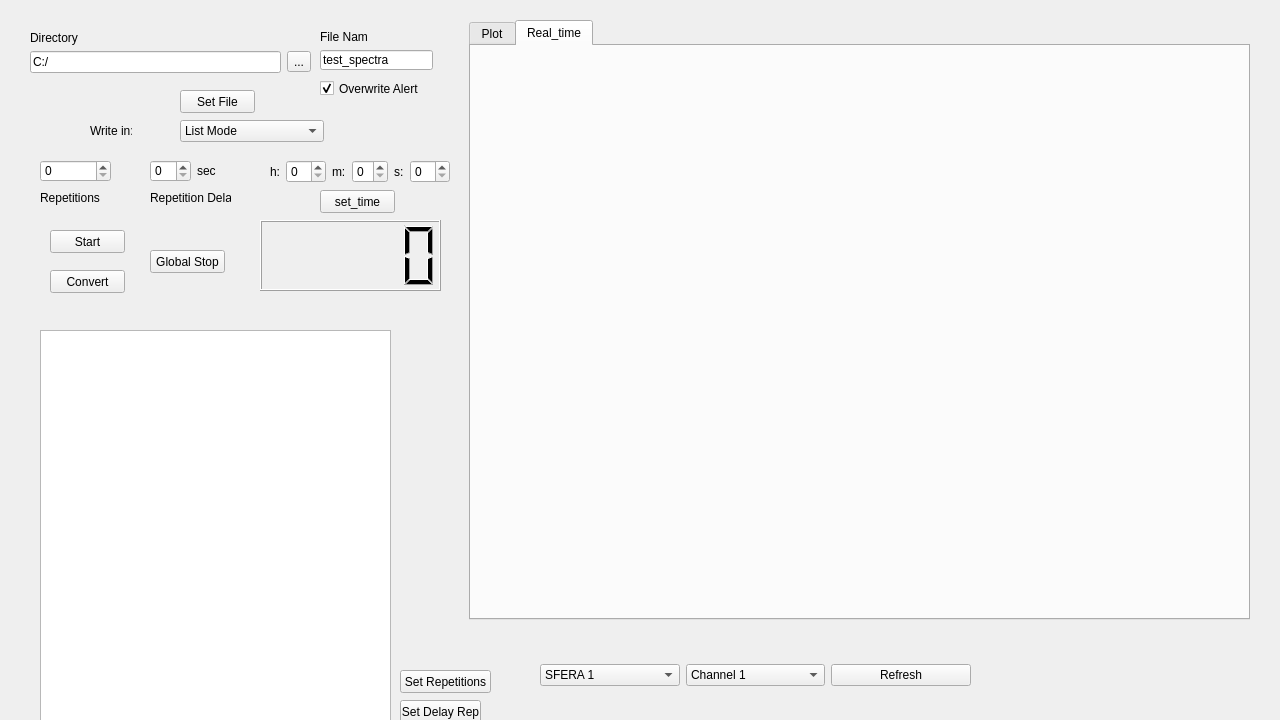
Qt form timed_spectra.ui (Pietro-King/Kerberos_GUI) before a commit.
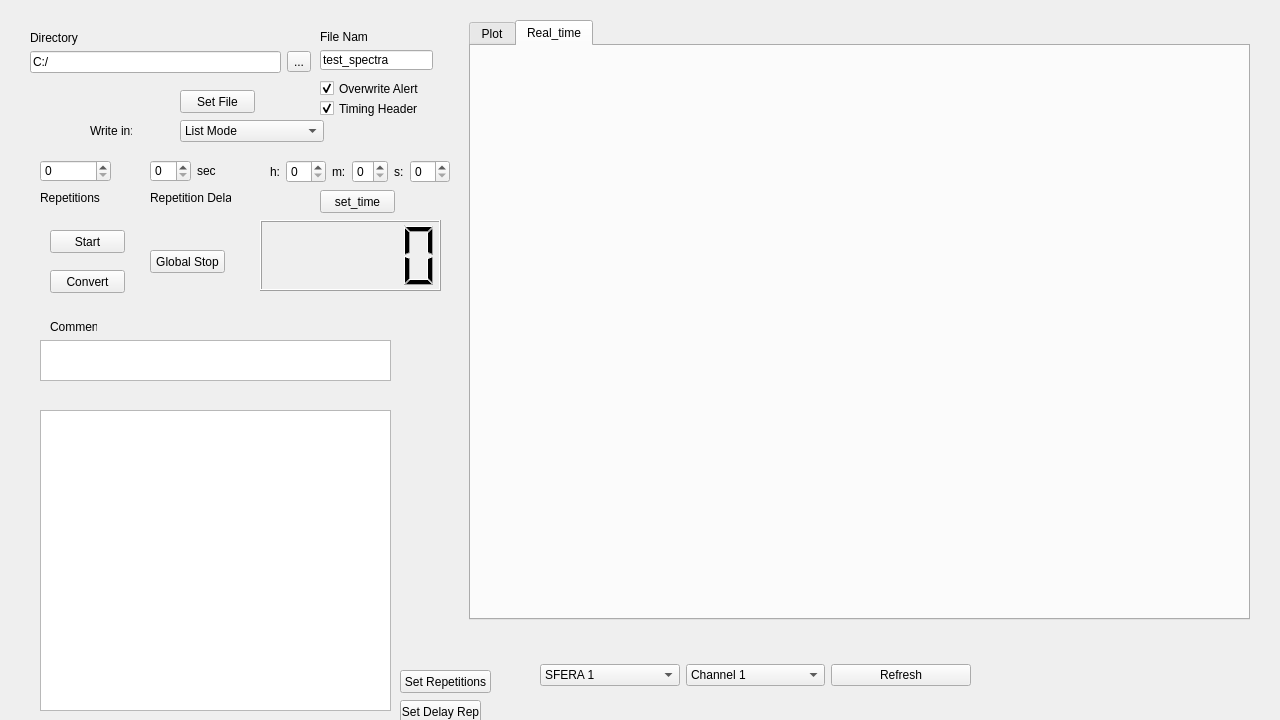
The same form after that commit. Custom widgets are drawn as their Qt base class.

Patch:
```diff
--- a/timed_spectra.ui
+++ b/timed_spectra.ui
@@ -174,9 +174,9 @@
    <property name="geometry">
     <rect>
      <x>40</x>
-     <y>330</y>
+     <y>410</y>
      <width>351</width>
-     <height>391</height>
+     <height>301</height>
     </rect>
    </property>
   </widget>
@@ -563,6 +563,52 @@
     <string>Repetition Delay</string>
    </property>
   </widget>
+  <widget class="QCheckBox" name="timing_box">
+   <property name="geometry">
+    <rect>
+     <x>320</x>
+     <y>100</y>
+     <width>101</width>
+     <height>17</height>
+    </rect>
+   </property>
+   <property name="text">
+    <string>Timing Header</string>
+   </property>
+   <property name="checked">
+    <bool>true</bool>
+   </property>
+  </widget>
+  <widget class="QLabel" name="label_10">
+   <property name="geometry">
+    <rect>
+     <x>50</x>
+     <y>320</y>
+     <width>47</width>
+     <height>13</height>
+    </rect>
+   </property>
+   <property name="text">
+    <string>Comment:</string>
+   </property>
+  </widget>
+  <widget class="QTextEdit" name="comment_box">
+   <property name="geometry">
+    <rect>
+     <x>40</x>
+     <y>340</y>
+     <width>351</width>
+     <height>41</height>
+    </rect>
+   </property>
+   <property name="html">
+    <string>&lt;!DOCTYPE HTML PUBLIC &quot;-//W3C//DTD HTML 4.0//EN&quot; &quot;http://www.w3.org/TR/REC-html40/strict.dtd&quot;&gt;
+&lt;html&gt;&lt;head&gt;&lt;meta name=&quot;qrichtext&quot; content=&quot;1&quot; /&gt;&lt;style type=&quot;text/css&quot;&gt;
+p, li { white-space: pre-wrap; }
+&lt;/style&gt;&lt;/head&gt;&lt;body style=&quot; font-family:'MS Shell Dlg 2'; font-size:8.25pt; font-weight:400; font-style:normal;&quot;&gt;
+&lt;p style=&quot;-qt-paragraph-type:empty; margin-top:0px; margin-bottom:0px; margin-left:0px; margin-right:0px; -qt-block-indent:0; text-indent:0px;&quot;&gt;&lt;br /&gt;&lt;/p&gt;&lt;/body&gt;&lt;/html&gt;</string>
+   </property>
+  </widget>
  </widget>
  <customwidgets>
   <customwidget>
```
